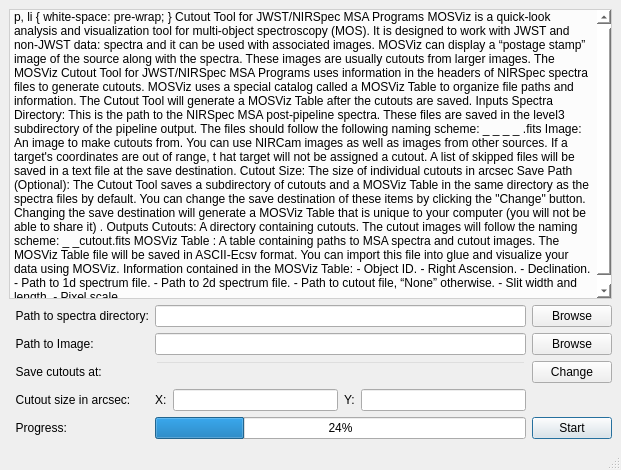
The window that mosviz/data/ui/cutout_tool.ui (spacetelescope/mosviz) describes before a commit, drawn with Qt 5.
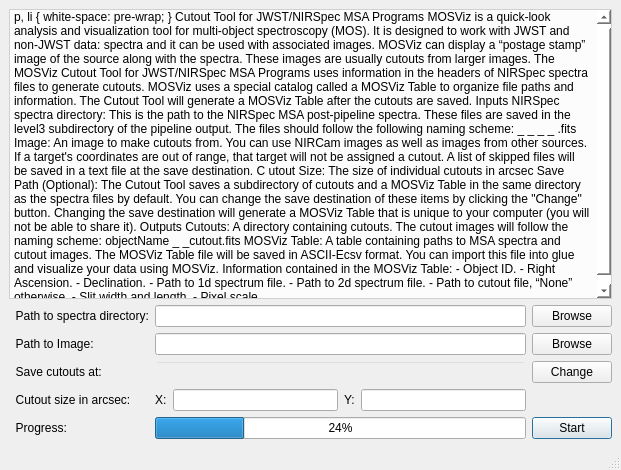
The same window after the commit.

The edit to the form file:
```diff
--- a/mosviz/data/ui/cutout_tool.ui
+++ b/mosviz/data/ui/cutout_tool.ui
@@ -124,28 +124,33 @@
 &lt;html&gt;&lt;head&gt;&lt;meta name=&quot;qrichtext&quot; content=&quot;1&quot; /&gt;&lt;style type=&quot;text/css&quot;&gt;
 p, li { white-space: pre-wrap; }
 &lt;/style&gt;&lt;/head&gt;&lt;body style=&quot; font-family:'.SF NS Text'; font-size:13pt; font-weight:400; font-style:normal;&quot;&gt;
-&lt;p align=&quot;center&quot; style=&quot; margin-top:0px; margin-bottom:0px; margin-left:0px; margin-right:0px; -qt-block-indent:0; text-indent:0px;&quot;&gt;&lt;span style=&quot; font-weight:600; text-decoration: underline;&quot;&gt;Cutout Tool &lt;/span&gt;&lt;span style=&quot; font-family:'Helvetica,sans-serif'; font-weight:600; text-decoration: underline;&quot;&gt;for JWST/NIRSpec MSA Programs&lt;/span&gt;&lt;/p&gt;
-&lt;p style=&quot; margin-top:12px; margin-bottom:12px; margin-left:0px; margin-right:0px; -qt-block-indent:0; text-indent:0px;&quot;&gt;&lt;span style=&quot; font-family:'Helvetica,sans-serif';&quot;&gt;MOSViz is a quick-look analysis and visualization tool for multi-object spectroscopy (MOS). It is designed to work with JWST and non-JWST data: spectra and it can be used with associated images.  MOSViz can display a “postage stamp” image of the source along with the spectra. These images are usually cutouts from larger images. The MOSViz Cutout Tool for JWST/NIRSpec MSA Programs uses information in the headers of NIRSpec spectra files to generate cutouts. MOSViz uses a special catalog called a MOSViz Table to organize file paths and information. The Cutout Tool will generate a MOSViz Table after the cutouts are saved. &lt;/span&gt;&lt;/p&gt;
-&lt;p style=&quot; margin-top:12px; margin-bottom:12px; margin-left:0px; margin-right:0px; -qt-block-indent:0; text-indent:0px;&quot;&gt;&lt;span style=&quot; font-family:'Helvetica,sans-serif'; font-weight:600; text-decoration: underline;&quot;&gt;Inputs&lt;/span&gt;&lt;span style=&quot; font-family:'Helvetica,sans-serif'; text-decoration: underline;&quot;&gt; &lt;/span&gt;&lt;/p&gt;
-&lt;p style=&quot; margin-top:12px; margin-bottom:12px; margin-left:0px; margin-right:0px; -qt-block-indent:0; text-indent:0px;&quot;&gt;&lt;span style=&quot; font-family:'Helvetica,sans-serif'; font-weight:600;&quot;&gt;Spectra Directory:&lt;/span&gt;&lt;span style=&quot; font-family:'Helvetica,sans-serif';&quot;&gt; This is the path to the NIRSpec MSA post-pipeline spectra. These files are saved in the level3 subdirectory of the pipeline output. The files should follow the following naming scheme:&lt;/span&gt;&lt;span style=&quot; font-family:'.SF NS Text,sans-serif';&quot;&gt; &lt;/span&gt;&lt;/p&gt;
-&lt;p align=&quot;center&quot; style=&quot; margin-top:0px; margin-bottom:0px; margin-left:0px; margin-right:0px; -qt-block-indent:0; text-indent:0px;&quot;&gt;&lt;span style=&quot; font-family:'Helvetica,sans-serif'; font-style:italic;&quot;&gt;&amp;lt;programName&amp;gt;_&amp;lt;objectName&amp;gt;_&amp;lt;instrument_filter&amp;gt;_ &amp;lt;grating&amp;gt;_&amp;lt;s2d|x1d&amp;gt;.fits &lt;/span&gt;&lt;/p&gt;
-&lt;p align=&quot;center&quot; style=&quot;-qt-paragraph-type:empty; margin-top:0px; margin-bottom:0px; margin-left:0px; margin-right:0px; -qt-block-indent:0; text-indent:0px; font-family:'Helvetica,sans-serif'; font-style:italic;&quot;&gt;&lt;br /&gt;&lt;/p&gt;
-&lt;p style=&quot; margin-top:12px; margin-bottom:12px; margin-left:0px; margin-right:0px; -qt-block-indent:0; text-indent:0px;&quot;&gt;&lt;span style=&quot; font-family:'Helvetica,sans-serif'; font-weight:600;&quot;&gt;Image:&lt;/span&gt;&lt;span style=&quot; font-family:'Helvetica,sans-serif';&quot;&gt; An image to make cutouts from. You can use NIRCam images as well as images from other sources. If a target's coordinates are out of range, t&lt;/span&gt;&lt;span style=&quot; font-family:'.SF NS Text,sans-serif';&quot;&gt;hat target will not be assigned a cutout. A list of skipped files will be saved in a text file at the save destination.&lt;/span&gt;&lt;/p&gt;
-&lt;p style=&quot; margin-top:12px; margin-bottom:12px; margin-left:0px; margin-right:0px; -qt-block-indent:0; text-indent:0px;&quot;&gt;&lt;span style=&quot; font-family:'Helvetica,sans-serif'; font-weight:600;&quot;&gt;Cutout Size:&lt;/span&gt;&lt;span style=&quot; font-family:'Helvetica,sans-serif';&quot;&gt; The size of individual cutouts in arcsec&lt;/span&gt;&lt;/p&gt;
-&lt;p style=&quot; margin-top:12px; margin-bottom:12px; margin-left:0px; margin-right:0px; -qt-block-indent:0; text-indent:0px;&quot;&gt;&lt;span style=&quot; font-family:'Helvetica,sans-serif'; font-weight:600;&quot;&gt;Save Path (Optional):&lt;/span&gt;&lt;span style=&quot; font-family:'Helvetica,sans-serif';&quot;&gt; The Cutout Tool saves a &lt;/span&gt;&lt;span style=&quot; font-family:'Helvetica,sans-serif,serif';&quot;&gt;subdirectory &lt;/span&gt;&lt;span style=&quot; font-family:'Helvetica,sans-serif';&quot;&gt;of cutouts and a MOSViz Table in the same directory as the spectra files by default. You can change the save destination of these items by clicking the &amp;quot;Change&amp;quot; button. Changing the save destination will generate a MOSViz Table that is unique to your computer &lt;/span&gt;(you will not be able to share it)&lt;span style=&quot; font-family:'Helvetica,sans-serif';&quot;&gt;.   &lt;/span&gt;&lt;/p&gt;
-&lt;p style=&quot; margin-top:12px; margin-bottom:12px; margin-left:0px; margin-right:0px; -qt-block-indent:0; text-indent:0px;&quot;&gt;&lt;span style=&quot; font-family:'Helvetica,sans-serif'; font-weight:600; text-decoration: underline;&quot;&gt;Outputs&lt;/span&gt; &lt;/p&gt;
-&lt;p style=&quot; margin-top:0px; margin-bottom:0px; margin-left:0px; margin-right:0px; -qt-block-indent:0; text-indent:0px;&quot;&gt;&lt;span style=&quot; font-family:'Helvetica,sans-serif'; font-weight:600;&quot;&gt;Cutouts:&lt;/span&gt;&lt;span style=&quot; font-family:'Helvetica,sans-serif';&quot;&gt; A directory containing cutouts. The cutout images will follow the naming scheme: &lt;/span&gt;&lt;/p&gt;
-&lt;p align=&quot;center&quot; style=&quot; margin-top:0px; margin-bottom:0px; margin-left:0px; margin-right:0px; -qt-block-indent:0; text-indent:0px;&quot;&gt;&lt;span style=&quot; font-family:'Helvetica,sans-serif'; font-style:italic;&quot;&gt;&amp;lt;objectName&amp;gt;_&amp;lt;programName&amp;gt;_cutout.fits &lt;/span&gt;&lt;/p&gt;
-&lt;p style=&quot;-qt-paragraph-type:empty; margin-top:0px; margin-bottom:0px; margin-left:0px; margin-right:0px; -qt-block-indent:0; text-indent:0px; font-family:'Helvetica,sans-serif';&quot;&gt;&lt;br /&gt;&lt;/p&gt;
-&lt;p style=&quot; margin-top:0px; margin-bottom:0px; margin-left:0px; margin-right:0px; -qt-block-indent:0; text-indent:0px;&quot;&gt;&lt;span style=&quot; font-family:'Helvetica,sans-serif'; font-weight:600;&quot;&gt;MOSViz Table&lt;/span&gt;&lt;span style=&quot; font-family:'Helvetica,sans-serif';&quot;&gt;: A table containing paths to MSA spectra and cutout images. The MOSViz Table file will be saved in ASCII-Ecsv format. You can import this file into glue and visualize your data using MOSViz. Information contained in the MOSViz Table:&lt;/span&gt; &lt;/p&gt;
-&lt;p style=&quot; margin-top:0px; margin-bottom:0px; margin-left:0px; margin-right:0px; -qt-block-indent:0; text-indent:0px;&quot;&gt;&lt;span style=&quot; font-family:'Helvetica,sans-serif';&quot;&gt;- Object ID.&lt;/span&gt; &lt;/p&gt;
-&lt;p style=&quot; margin-top:0px; margin-bottom:0px; margin-left:0px; margin-right:0px; -qt-block-indent:0; text-indent:0px;&quot;&gt;&lt;span style=&quot; font-family:'Helvetica,sans-serif';&quot;&gt;- Right Ascension.&lt;/span&gt; &lt;/p&gt;
-&lt;p style=&quot; margin-top:0px; margin-bottom:0px; margin-left:0px; margin-right:0px; -qt-block-indent:0; text-indent:0px;&quot;&gt;&lt;span style=&quot; font-family:'Helvetica,sans-serif';&quot;&gt;- Declination.&lt;/span&gt; &lt;/p&gt;
-&lt;p style=&quot; margin-top:0px; margin-bottom:0px; margin-left:0px; margin-right:0px; -qt-block-indent:0; text-indent:0px;&quot;&gt;&lt;span style=&quot; font-family:'Helvetica,sans-serif';&quot;&gt;- Path to 1d spectrum file.&lt;/span&gt; &lt;/p&gt;
-&lt;p style=&quot; margin-top:0px; margin-bottom:0px; margin-left:0px; margin-right:0px; -qt-block-indent:0; text-indent:0px;&quot;&gt;&lt;span style=&quot; font-family:'Helvetica,sans-serif';&quot;&gt;- Path to 2d spectrum file.&lt;/span&gt; &lt;/p&gt;
-&lt;p style=&quot; margin-top:0px; margin-bottom:0px; margin-left:0px; margin-right:0px; -qt-block-indent:0; text-indent:0px;&quot;&gt;&lt;span style=&quot; font-family:'Helvetica,sans-serif';&quot;&gt;- Path to cutout file, “None” otherwise.&lt;/span&gt; &lt;/p&gt;
-&lt;p style=&quot; margin-top:0px; margin-bottom:0px; margin-left:0px; margin-right:0px; -qt-block-indent:0; text-indent:0px;&quot;&gt;&lt;span style=&quot; font-family:'Helvetica,sans-serif';&quot;&gt;- Slit width and length.&lt;/span&gt; &lt;/p&gt;
-&lt;p style=&quot; margin-top:0px; margin-bottom:0px; margin-left:0px; margin-right:0px; -qt-block-indent:0; text-indent:0px;&quot;&gt;&lt;span style=&quot; font-family:'Helvetica,sans-serif';&quot;&gt;- Pixel scale.&lt;/span&gt; &lt;/p&gt;&lt;/body&gt;&lt;/html&gt;</string>
+&lt;p align=&quot;center&quot; style=&quot; margin-top:0px; margin-bottom:0px; margin-left:0px; margin-right:0px; -qt-block-indent:0; text-indent:0px;&quot;&gt;&lt;span style=&quot; font-size:14pt; font-weight:600; text-decoration: underline;&quot;&gt;Cutout Tool for JWST/NIRSpec MSA Programs&lt;/span&gt;&lt;/p&gt;
+&lt;p style=&quot;-qt-paragraph-type:empty; margin-top:0px; margin-bottom:0px; margin-left:0px; margin-right:0px; -qt-block-indent:0; text-indent:0px;&quot;&gt;&lt;br /&gt;&lt;/p&gt;
+&lt;p style=&quot; margin-top:0px; margin-bottom:0px; margin-left:0px; margin-right:0px; -qt-block-indent:0; text-indent:0px;&quot;&gt;MOSViz is a quick-look analysis and visualization tool for multi-object spectroscopy (MOS). It is designed to work with JWST and non-JWST data: spectra and it can be used with associated images. MOSViz can display a “postage stamp” image of the source along with the spectra. These images are usually cutouts from larger images. The MOSViz Cutout Tool for JWST/NIRSpec MSA Programs uses information in the headers of NIRSpec spectra files to generate cutouts. MOSViz uses a special catalog called a MOSViz Table to organize file paths and information. The Cutout Tool will generate a MOSViz Table after the cutouts are saved.&lt;/p&gt;
+&lt;p style=&quot;-qt-paragraph-type:empty; margin-top:0px; margin-bottom:0px; margin-left:0px; margin-right:0px; -qt-block-indent:0; text-indent:0px;&quot;&gt;&lt;br /&gt;&lt;/p&gt;
+&lt;p style=&quot; margin-top:0px; margin-bottom:0px; margin-left:0px; margin-right:0px; -qt-block-indent:0; text-indent:0px;&quot;&gt;&lt;span style=&quot; font-weight:600;&quot;&gt;Inputs&lt;/span&gt;&lt;/p&gt;
+&lt;p style=&quot; margin-top:0px; margin-bottom:0px; margin-left:0px; margin-right:0px; -qt-block-indent:0; text-indent:0px;&quot;&gt;&lt;span style=&quot; font-weight:600;&quot;&gt;NIRSpec spectra directory: &lt;/span&gt;This is the path to the NIRSpec MSA post-pipeline spectra. These files are saved in the level3 subdirectory of the pipeline output. The files should follow the following naming scheme:&lt;/p&gt;
+&lt;p align=&quot;center&quot; style=&quot; margin-top:0px; margin-bottom:0px; margin-left:0px; margin-right:0px; -qt-block-indent:0; text-indent:0px;&quot;&gt;&lt;span style=&quot; font-style:italic;&quot;&gt;&amp;lt;programName&amp;gt;_&amp;lt;objectName&amp;gt;_&amp;lt;instrument_filter&amp;gt;_ &amp;lt;grating&amp;gt;_&amp;lt;s2d|x1d&amp;gt;.fits&lt;/span&gt;&lt;/p&gt;
+&lt;p style=&quot;-qt-paragraph-type:empty; margin-top:0px; margin-bottom:0px; margin-left:0px; margin-right:0px; -qt-block-indent:0; text-indent:0px;&quot;&gt;&lt;br /&gt;&lt;/p&gt;
+&lt;p style=&quot; margin-top:0px; margin-bottom:0px; margin-left:0px; margin-right:0px; -qt-block-indent:0; text-indent:0px;&quot;&gt;&lt;span style=&quot; font-weight:600;&quot;&gt;Image:&lt;/span&gt; An image to make cutouts from. You can use NIRCam images as well as images from other sources. If a target's coordinates are out of range, that target will not be assigned a cutout. A list of skipped files will be saved in a text file at the save destination.&lt;/p&gt;
+&lt;p style=&quot;-qt-paragraph-type:empty; margin-top:0px; margin-bottom:0px; margin-left:0px; margin-right:0px; -qt-block-indent:0; text-indent:0px;&quot;&gt;&lt;br /&gt;&lt;/p&gt;
+&lt;p style=&quot; margin-top:0px; margin-bottom:0px; margin-left:0px; margin-right:0px; -qt-block-indent:0; text-indent:0px;&quot;&gt;&lt;a name=&quot;docs-internal-guid-c8f1413b-5cd0-ce16-af7d-b5b1a747d2df&quot;&gt;&lt;/a&gt;&lt;span style=&quot; font-family:'Arial'; font-weight:600; color:#000000; background-color:transparent;&quot;&gt;C&lt;/span&gt;&lt;span style=&quot; font-family:'Arial'; font-weight:600; color:#000000; background-color:transparent;&quot;&gt;utout Size:&lt;/span&gt;&lt;span style=&quot; font-family:'Arial'; color:#000000; background-color:transparent;&quot;&gt; The size of individual cutouts in arcsec&lt;/span&gt;&lt;/p&gt;
+&lt;p style=&quot;-qt-paragraph-type:empty; margin-top:0px; margin-bottom:0px; margin-left:0px; margin-right:0px; -qt-block-indent:0; text-indent:0px; font-family:'Arial'; color:#000000;&quot;&gt;&lt;br /&gt;&lt;/p&gt;
+&lt;p style=&quot; margin-top:0px; margin-bottom:0px; margin-left:0px; margin-right:0px; -qt-block-indent:0; text-indent:0px;&quot;&gt;&lt;span style=&quot; font-family:'Arial'; font-weight:600; color:#000000; background-color:transparent;&quot;&gt;Save Path (Optional):&lt;/span&gt;&lt;span style=&quot; font-family:'Arial'; color:#000000; background-color:transparent;&quot;&gt; The Cutout Tool saves a subdirectory of cutouts and a MOSViz Table in the same directory as the spectra files by default. You can change the save destination of these items by clicking the &amp;quot;Change&amp;quot; button. Changing the save destination will generate a MOSViz Table that is unique to your computer (you will not be able to share it).&lt;/span&gt;&lt;/p&gt;
+&lt;p style=&quot;-qt-paragraph-type:empty; margin-top:0px; margin-bottom:0px; margin-left:0px; margin-right:0px; -qt-block-indent:0; text-indent:0px; font-family:'Arial'; color:#000000;&quot;&gt;&lt;br /&gt;&lt;/p&gt;
+&lt;p style=&quot; margin-top:0px; margin-bottom:0px; margin-left:0px; margin-right:0px; -qt-block-indent:0; text-indent:0px;&quot;&gt;&lt;span style=&quot; font-family:'Arial'; font-weight:600; color:#000000; background-color:transparent;&quot;&gt;Outputs&lt;/span&gt;&lt;/p&gt;
+&lt;p style=&quot; margin-top:0px; margin-bottom:0px; margin-left:0px; margin-right:0px; -qt-block-indent:0; text-indent:0px;&quot;&gt;&lt;span style=&quot; font-family:'Arial'; font-weight:600; color:#000000; background-color:transparent;&quot;&gt;Cutouts: &lt;/span&gt;&lt;span style=&quot; font-family:'Arial'; color:#000000; background-color:transparent;&quot;&gt;A directory containing cutouts. The cutout images will follow the naming scheme:&lt;/span&gt;&lt;/p&gt;
+&lt;p align=&quot;center&quot; style=&quot; margin-top:0px; margin-bottom:0px; margin-left:0px; margin-right:0px; -qt-block-indent:0; text-indent:0px;&quot;&gt;&lt;a name=&quot;docs-internal-guid-c8f1413b-5cd1-dca8-4611-362810d62030&quot;&gt;&lt;/a&gt;&lt;span style=&quot; font-family:'Arial'; font-style:italic; color:#000000; background-color:transparent;&quot;&gt;&amp;lt;&lt;/span&gt;&lt;span style=&quot; font-family:'Arial'; font-style:italic; color:#000000; background-color:transparent;&quot;&gt;objectName&amp;gt;_&amp;lt;programName&amp;gt;_cutout.fits&lt;/span&gt;&lt;/p&gt;
+&lt;p style=&quot;-qt-paragraph-type:empty; margin-top:0px; margin-bottom:0px; margin-left:0px; margin-right:0px; -qt-block-indent:0; text-indent:0px; font-family:'Arial'; color:#000000;&quot;&gt;&lt;br /&gt;&lt;/p&gt;
+&lt;p style=&quot; margin-top:0px; margin-bottom:0px; margin-left:0px; margin-right:0px; -qt-block-indent:0; text-indent:0px;&quot;&gt;&lt;span style=&quot; font-family:'Arial'; font-weight:600; color:#000000;&quot;&gt;MOSViz Table: &lt;/span&gt;&lt;span style=&quot; font-family:'Arial'; color:#000000;&quot;&gt;A table containing paths to MSA spectra and cutout images. The MOSViz Table file will be saved in ASCII-Ecsv format. You can import this file into glue and visualize your data using MOSViz. Information contained in the MOSViz Table:&lt;/span&gt;&lt;/p&gt;
+&lt;p style=&quot; margin-top:0px; margin-bottom:0px; margin-left:0px; margin-right:0px; -qt-block-indent:0; text-indent:0px;&quot;&gt;- Object ID. &lt;/p&gt;
+&lt;p style=&quot; margin-top:0px; margin-bottom:0px; margin-left:0px; margin-right:0px; -qt-block-indent:0; text-indent:0px;&quot;&gt;- Right Ascension. &lt;/p&gt;
+&lt;p style=&quot; margin-top:0px; margin-bottom:0px; margin-left:0px; margin-right:0px; -qt-block-indent:0; text-indent:0px;&quot;&gt;- Declination. &lt;/p&gt;
+&lt;p style=&quot; margin-top:0px; margin-bottom:0px; margin-left:0px; margin-right:0px; -qt-block-indent:0; text-indent:0px;&quot;&gt;- Path to 1d spectrum file. &lt;/p&gt;
+&lt;p style=&quot; margin-top:0px; margin-bottom:0px; margin-left:0px; margin-right:0px; -qt-block-indent:0; text-indent:0px;&quot;&gt;- Path to 2d spectrum file. &lt;/p&gt;
+&lt;p style=&quot; margin-top:0px; margin-bottom:0px; margin-left:0px; margin-right:0px; -qt-block-indent:0; text-indent:0px;&quot;&gt;- Path to cutout file, “None” otherwise. &lt;/p&gt;
+&lt;p style=&quot; margin-top:0px; margin-bottom:0px; margin-left:0px; margin-right:0px; -qt-block-indent:0; text-indent:0px;&quot;&gt;- Slit width and length. &lt;/p&gt;
+&lt;p style=&quot; margin-top:0px; margin-bottom:0px; margin-left:0px; margin-right:0px; -qt-block-indent:0; text-indent:0px;&quot;&gt;- Pixel scale.&lt;/p&gt;&lt;/body&gt;&lt;/html&gt;</string>
       </property>
      </widget>
     </item>
```
